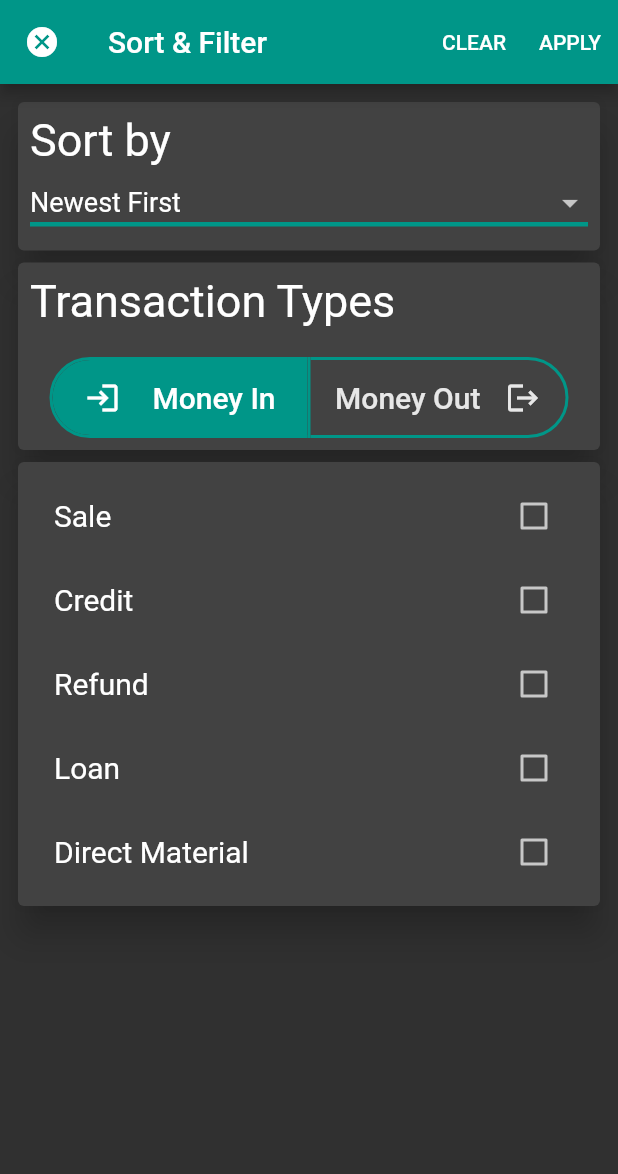
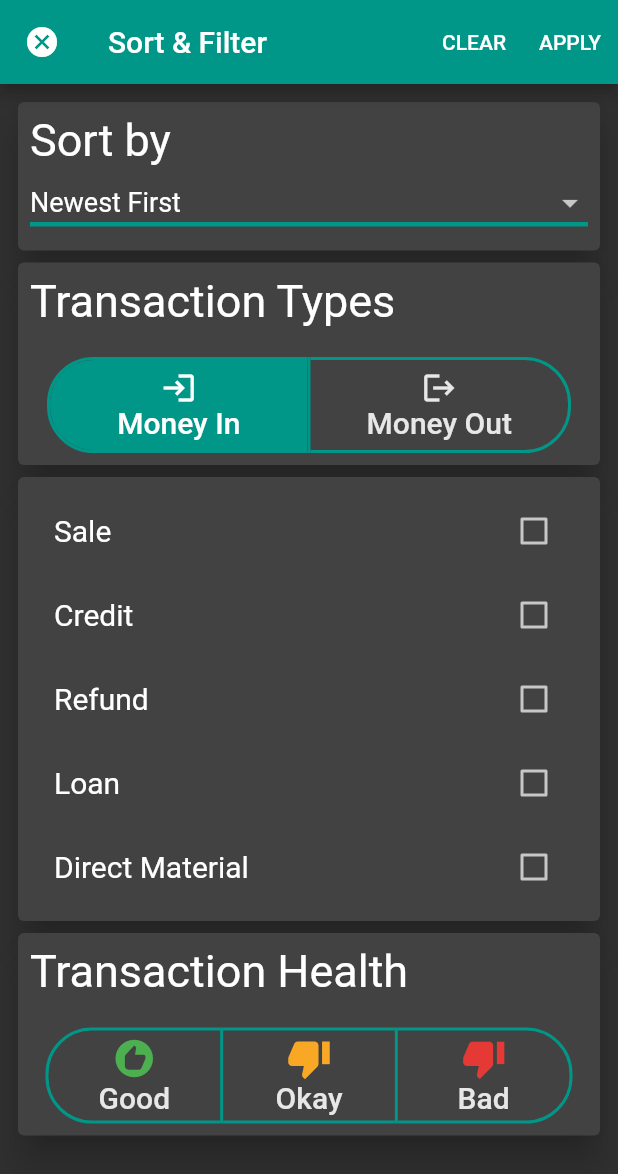
Before and after one commit to justEhmadSaeed/Dropdown-Toggle-Checkbox-Widgets, a Flutter app: the screen it shows after launch, after a tap on "Money In", on a phone screen of 412 x 824 dp. Shown: the top 1174 px of the screen. Run offline on Flutter 3.47's test engine with Material 2 defaults, Android fonts, the phone set to English and light mode, and no system bars.

Commit message:
👌 IMPROVE: Reusable Transaction Toggle widget

```diff
--- a/lib/TransactionToggle.dart
+++ b/lib/TransactionToggle.dart
@@ -1,50 +1,36 @@
 import 'package:flutter/material.dart';
 
 class TransactionToggle extends StatefulWidget {
+  TransactionToggle({required this.children}) {
+    _isSelected = List.generate(children.length, (index) => false);
+  }
+  final List<Widget> children;
+  late final List<bool> _isSelected;
   @override
   _TransactionToggleState createState() => _TransactionToggleState();
 }
 
 class _TransactionToggleState extends State<TransactionToggle> {
-  List<bool> _isSelected = [false, false];
   @override
   Widget build(BuildContext context) {
+    var children = widget.children;
+    var _isSelected = widget._isSelected;
     return Center(
       child: ToggleButtons(
-        children: [
-          Row(
-            mainAxisAlignment: MainAxisAlignment.spaceEvenly,
-            children: [
-              Icon(
-                Icons.login,
-              ),
-              Text('Money In')
-            ],
-          ),
-          // Text('Money In'),
-          Row(
-            mainAxisAlignment: MainAxisAlignment.spaceEvenly,
-            children: [
-              Text('Money Out'),
-              Icon(
-                Icons.logout,
-              ),
-            ],
-          ),
-        ],
+        children: children,
         textStyle: TextStyle(
           fontSize: 20,
           fontWeight: FontWeight.w500,
         ),
         onPressed: (int index) {
           setState(() {
-            if (!_isSelected[index]) {
-              if (index == 0) {
-                _isSelected[0] = true;
-                _isSelected[1] = false;
+            for (int buttonIndex = 0;
+                buttonIndex < _isSelected.length;
+                buttonIndex++) {
+              if (buttonIndex == index) {
+                if (!_isSelected[index]) _isSelected[buttonIndex] = true;
               } else {
-                _isSelected[1] = true;
-                _isSelected[0] = false;
+                _isSelected[buttonIndex] = false;
               }
             }
           });
@@ -57,7 +43,10 @@ class _TransactionToggleState extends State<TransactionToggle> {
         selectedBorderColor: Colors.teal,
         borderWidth: 2,
         splashColor: Colors.teal[100],
-        constraints: BoxConstraints(maxWidth: 170, minHeight: 50),
+        constraints: BoxConstraints.expand(
+            width:
+                MediaQuery.of(context).size.width / (1.2 * _isSelected.length),
+            height: 60),
       ),
     );
   }
--- a/lib/main.dart
+++ b/lib/main.dart
@@ -54,8 +54,7 @@ class _MyHomePageState extends State<MyHomePage> {
       ),
       body: Padding(
         padding: const EdgeInsets.all(8.0),
-        child: Column(
-          crossAxisAlignment: CrossAxisAlignment.stretch,
+        child: ListView(
           children: [
             CustomCard(
               children: [
@@ -75,7 +74,26 @@ class _MyHomePageState extends State<MyHomePage> {
                 SizedBox(
                   height: 20,
                 ),
-                TransactionToggle()
+                TransactionToggle(children: [
+                  Column(
+                    mainAxisAlignment: MainAxisAlignment.center,
+                    children: [
+                      Icon(
+                        Icons.login,
+                      ),
+                      Text('Money In'),
+                    ],
+                  ),
+                  Column(
+                    mainAxisAlignment: MainAxisAlignment.center,
+                    children: [
+                      Icon(
+                        Icons.logout,
+                      ),
+                      Text('Money Out'),
+                    ],
+                  ),
+                ])
               ],
             ),
             CustomCard(children: [
@@ -88,7 +106,55 @@ class _MyHomePageState extends State<MyHomePage> {
                   'Direct Material'
                 ],
               ),
-            ])
+            ]),
+            CustomCard(
+              children: [
+                Text(
+                  'Transaction Health',
+                  style: TextStyle(fontSize: 30),
+                ),
+                SizedBox(
+                  height: 20,
+                ),
+                TransactionToggle(
+                  children: [
+                    Column(
+                      mainAxisAlignment: MainAxisAlignment.center,
+                      children: [
+                        Icon(
+                          Icons.recommend,
+                          color: Colors.green,
+                          size: 30,
+                        ),
+                        Text('Good'),
+                      ],
+                    ),
+                    Column(
+                      mainAxisAlignment: MainAxisAlignment.center,
+                      children: [
+                        Icon(
+                          Icons.thumb_down,
+                          color: Colors.yellow[800],
+                          size: 30,
+                        ),
+                        Text('Okay'),
+                      ],
+                    ),
+                    Column(
+                      mainAxisAlignment: MainAxisAlignment.center,
+                      children: [
+                        Icon(
+                          Icons.thumb_down,
+                          color: Colors.red[600],
+                          size: 30,
+                        ),
+                        Text('Bad'),
+                      ],
+                    ),
+                  ],
+                )
+              ],
+            )
           ],
         ),
       ),
```
